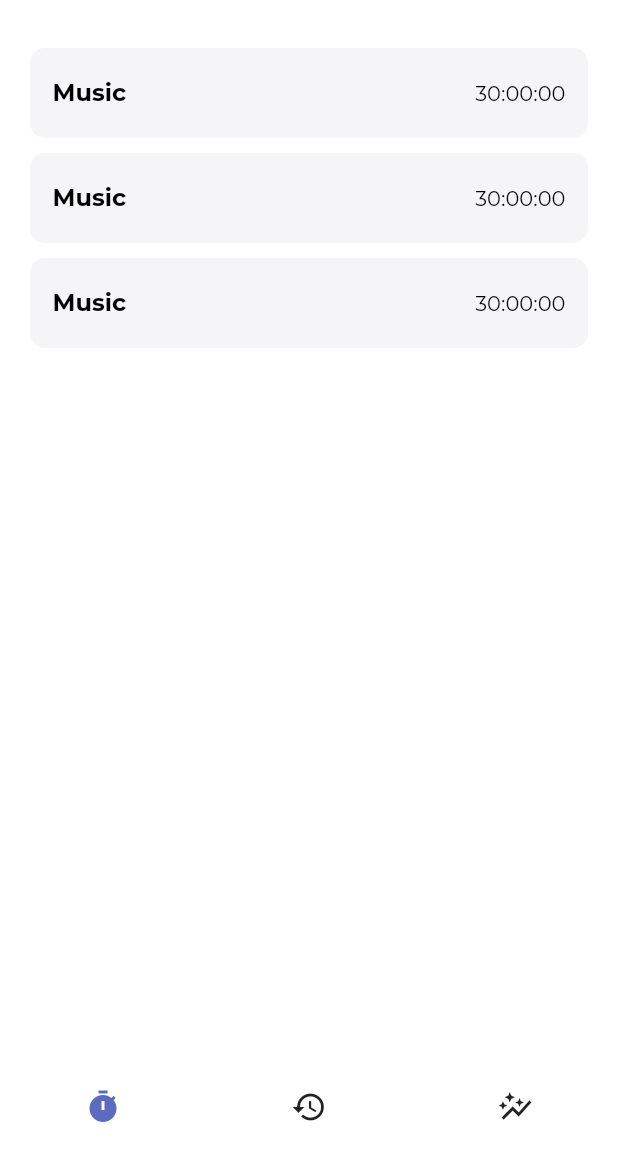
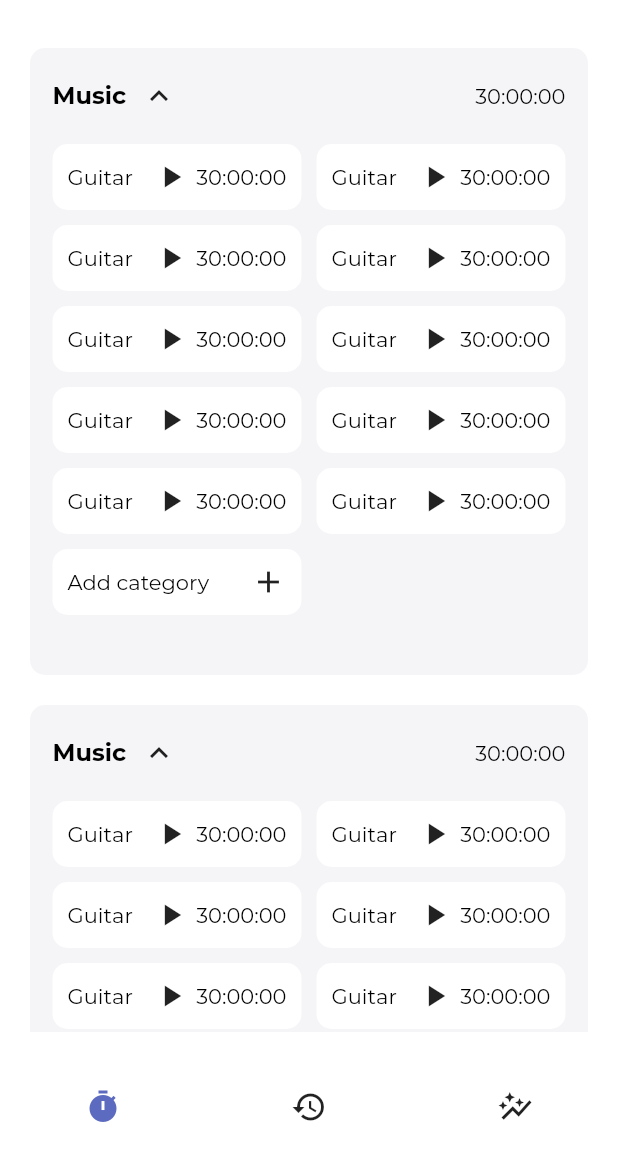
Before and after one commit to ekinsdrow/time_tracker, a Flutter app: the screen it shows once a user with an empty profile is signed in, on a phone screen of 412 x 824 dp, the part 84-1236 px from its top. Run offline on Flutter 3.47's test engine with Material 2 defaults, Android fonts, the phone set to English and light mode, and no system bars; our stand-ins replace auto_route, bloc, firebase_auth, firebase_core, flutter_bloc, freezed_annotation; accounts and stored records are empty; generated files the repository leaves out were written again; network calls fail; project files that could hold a hidden picture were left out.

Commit message:
Add layout tracker page

```diff
--- a/lib/features/main/features/tracker/widgets/tracker_page.dart
+++ b/lib/features/main/features/tracker/widgets/tracker_page.dart
@@ -51,17 +51,57 @@ class _Categories extends StatelessWidget {
   Widget build(BuildContext context) {
     return ListView.separated(
       physics: const BouncingScrollPhysics(),
-      itemBuilder: (context, index) => const _Category(),
+      itemBuilder: (context, index) {
+        if (index == 3) {
+          return Container(
+            width: double.infinity,
+            padding: const EdgeInsets.symmetric(
+              horizontal: Constants.mediumPadding - 5,
+              vertical: Constants.mediumPadding,
+            ),
+            decoration: BoxDecoration(
+              color: Theme.of(context).hintColor,
+              borderRadius: BorderRadius.circular(
+                Constants.smallPadding,
+              ),
+            ),
+            child: Center(
+              child: Row(
+                mainAxisAlignment: MainAxisAlignment.center,
+                children: [
+                  const Icon(Icons.add),
+                  const SizedBox(
+                    width: Constants.smallPadding,
+                  ),
+                  Text(
+                    'Add category',
+                    style: Theme.of(context).textTheme.bodyText2,
+                  ),
+                ],
+              ),
+            ),
+          );
+        }
+
+        return const _Category();
+      },
       separatorBuilder: (_, __) => const SizedBox(
-        height: Constants.smallPadding,
+        height: Constants.mediumPadding,
       ),
-      itemCount: 3,
+      itemCount: 4,
     );
   }
 }
 
-class _Category extends StatelessWidget {
+class _Category extends StatefulWidget {
   const _Category({Key? key}) : super(key: key);
+
+  @override
+  State<_Category> createState() => _CategoryState();
+}
+
+class _CategoryState extends State<_Category> {
+  bool _isOpen = true;
 
   @override
   Widget build(BuildContext context) {
@@ -82,11 +122,116 @@ class _Category extends StatelessWidget {
           Row(
             mainAxisAlignment: MainAxisAlignment.spaceBetween,
             children: [
-              Text(
-                'Music',
-                style: Theme.of(context).textTheme.headline2,
+              GestureDetector(
+                onTap: () {
+                  setState(() {
+                    _isOpen = !_isOpen;
+                  });
+                },
+                child: Container(
+                  color: Colors.transparent,
+                  child: Row(
+                    children: [
+                      Text(
+                        'Music',
+                        style: Theme.of(context).textTheme.headline2,
+                      ),
+                      const SizedBox(
+                        width: Constants.smallPadding,
+                      ),
+                      RotatedBox(
+                        quarterTurns: _isOpen ? 2 : 0,
+                        child: const Icon(
+                          Icons.keyboard_arrow_down,
+                        ),
+                      ),
+                    ],
+                  ),
+                ),
               ),
               const Text('30:00:00'),
+            ],
+          ),
+          if (_isOpen)
+            Column(
+              children: const [
+                SizedBox(
+                  height: Constants.mediumPadding,
+                ),
+                _SubCategories(),
+                SizedBox(
+                  height: Constants.mediumPadding,
+                ),
+              ],
+            ),
+        ],
+      ),
+    );
+  }
+}
+
+class _SubCategories extends StatelessWidget {
+  const _SubCategories({Key? key}) : super(key: key);
+
+  @override
+  Widget build(BuildContext context) {
+    return Wrap(
+      spacing: Constants.smallPadding,
+      runSpacing: Constants.smallPadding,
+      children: [
+        for (int i = 0; i < 10; i++)
+          SizedBox(
+            width: MediaQuery.of(context).size.width / 2 -
+                Constants.mediumPadding * 2,
+            child: const _SubCategory(),
+          ),
+        Container(
+          width: MediaQuery.of(context).size.width / 2 -
+              Constants.mediumPadding * 2,
+          decoration: BoxDecoration(
+            color: Theme.of(context).scaffoldBackgroundColor,
+            borderRadius: BorderRadius.circular(Constants.smallPadding),
+          ),
+          padding: const EdgeInsets.all(Constants.smallPadding),
+          child: Row(
+            mainAxisAlignment: MainAxisAlignment.spaceBetween,
+            children: const [
+              Text('Add category'),
+              Icon(
+                Icons.add,
+              ),
+            ],
+          ),
+        ),
+      ],
+    );
+  }
+}
+
+class _SubCategory extends StatelessWidget {
+  const _SubCategory({Key? key}) : super(key: key);
+
+  @override
+  Widget build(BuildContext context) {
+    return Container(
+      decoration: BoxDecoration(
+        color: Theme.of(context).scaffoldBackgroundColor,
+        borderRadius: BorderRadius.circular(Constants.smallPadding),
+      ),
+      padding: const EdgeInsets.all(Constants.smallPadding),
+      child: Row(
+        mainAxisAlignment: MainAxisAlignment.spaceBetween,
+        children: [
+          const Text(
+            'Guitar',
+          ),
+          Row(
+            children: const [
+              Icon(Icons.play_arrow),
+              SizedBox(
+                width: Constants.smallPadding / 2,
+              ),
+              Text('30:00:00'),
             ],
           ),
         ],
```
